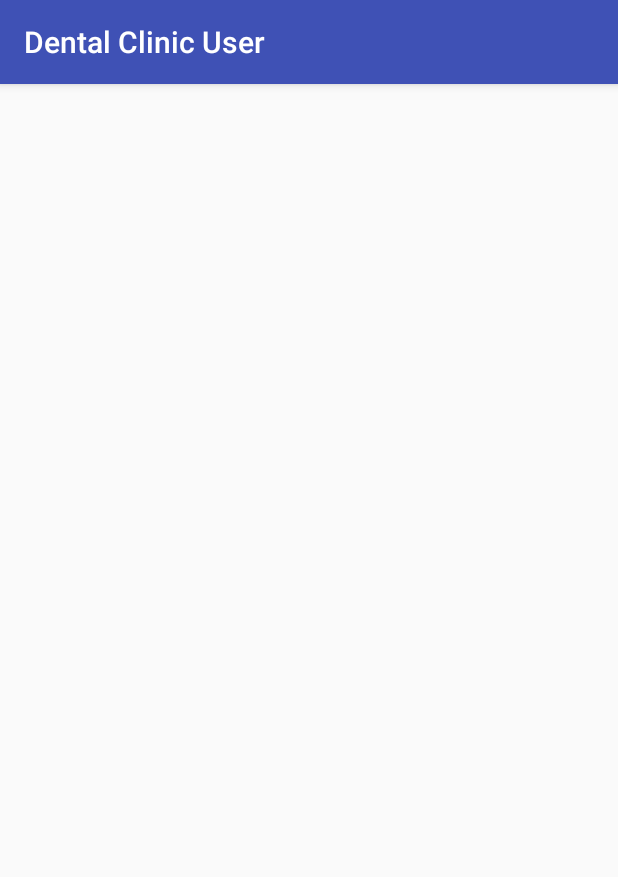
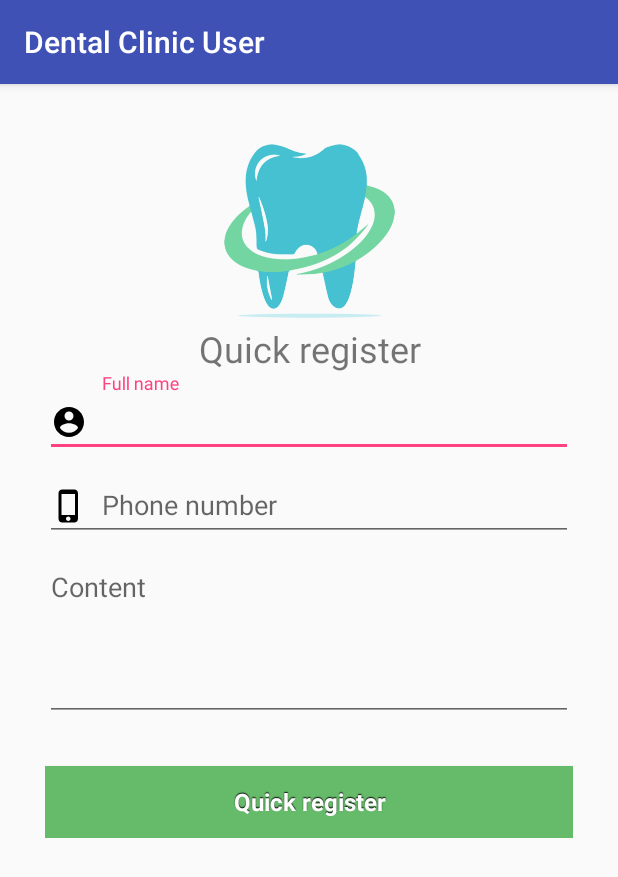
Before and after one commit to phantomkk/dentalclinic_user, an Android app: the screen it shows after launch (QuickRegisterActivity), on a phone screen of 412 x 824 dp. Shown: the top 877 px of the screen. Run offline under Robolectric (Android 15) with nearby library versions, the phone set to English and light mode, and no system bars.

Commit message:
LucNS: quick register activity-update2

```diff
--- a/app/src/main/res/layout/activity_quick_register.xml
+++ b/app/src/main/res/layout/activity_quick_register.xml
@@ -1,28 +1,30 @@
 <?xml version="1.0" encoding="utf-8"?>
-<LinearLayout xmlns:android="http://schemas.android.com/apk/res/android"
+<ScrollView xmlns:android="http://schemas.android.com/apk/res/android"
     xmlns:app="http://schemas.android.com/apk/res-auto"
     xmlns:tools="http://schemas.android.com/tools"
+
     android:layout_width="match_parent"
-    android:layout_height="match_parent"
-    android:orientation="vertical"
-    android:padding="20dp"
-    tools:context="com.dentalclinic.capstone.activities.QuickRegisterActivity">
+    android:layout_height="wrap_content" >
 
-    <ScrollView
+    <LinearLayout
         android:layout_width="match_parent"
-        android:layout_height="wrap_content">
+        android:layout_height="match_parent"
+        android:orientation="vertical"
+        android:padding="30dp"
+        tools:context="com.dentalclinic.capstone.activities.QuickRegisterActivity">
 
-    <ImageView
-        android:id="@+id/img_logo_quick_register"
-        android:layout_width="130dp"
-        android:layout_height="130dp"
-        android:layout_gravity="center"
-        android:src="@drawable/dental_icon" />
 
         <LinearLayout
             android:layout_width="match_parent"
             android:layout_height="wrap_content"
             android:orientation="vertical">
+
+            <ImageView
+                android:id="@+id/img_logo_quick_register"
+                android:layout_width="130dp"
+                android:layout_height="130dp"
+                android:layout_gravity="center"
+                android:src="@drawable/dental_icon" />
 
             <TextView
                 android:layout_width="match_parent"
@@ -41,10 +43,10 @@
                     android:id="@+id/compl_tv_email_quickregister"
                     android:layout_width="match_parent"
                     android:layout_height="wrap_content"
+                    android:drawableLeft="@drawable/ic_account_circle_black_24dp"
+                    android:drawablePadding="10dp"
                     android:hint="@string/tv_promt_fullname"
                     android:inputType="text"
-                     android:drawablePadding="10dp"
-                    android:drawableLeft="@drawable/ic_account_circle_black_24dp"
                     android:maxLines="1"
                     android:singleLine="true" />
 
@@ -58,10 +60,10 @@
                     android:id="@+id/compl_tv_phone_quickregister"
                     android:layout_width="match_parent"
                     android:layout_height="wrap_content"
+                    android:drawableLeft="@drawable/ic_phone_iphone_black_24dp"
+                    android:drawablePadding="10dp"
                     android:hint="@string/tv_promt_phone"
                     android:inputType="textEmailAddress"
-                    android:drawablePadding="10dp"
-                    android:drawableLeft="@drawable/ic_phone_iphone_black_24dp"
                     android:maxLines="1"
                     android:singleLine="true" />
 
@@ -81,7 +83,9 @@
                     android:maxLength="2000"
                     android:maxLines="6"
                     android:minLines="4"
-                    android:singleLine="true" />
+                    android:singleLine="true"
+
+                    />
 
             </android.support.design.widget.TextInputLayout>
 
@@ -90,10 +94,10 @@
                 android:layout_width="match_parent"
                 android:layout_height="wrap_content"
                 android:layout_gravity="center"
-
+                android:layout_marginTop="30dp"
                 android:text="@string/btn_quickregister" />
         </LinearLayout>
 
-    </ScrollView>
 
-</LinearLayout>
+    </LinearLayout>
+</ScrollView>
```
